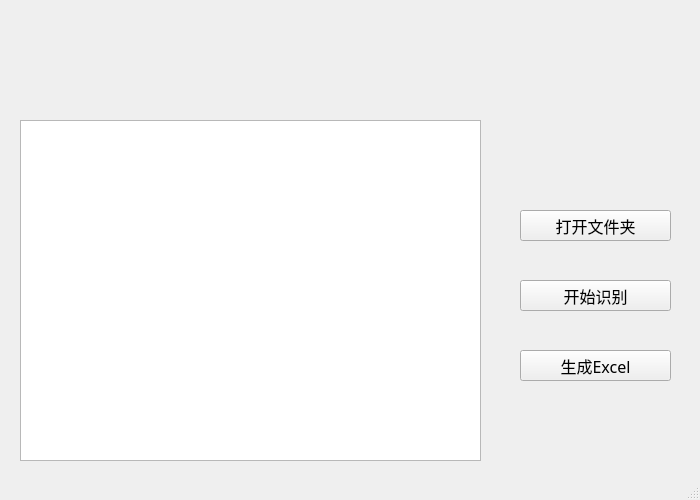
The window that AIVisitor/mainwindow.ui (HeJianhang/Software_Cup_OCR) describes before a commit, drawn with Qt 5.
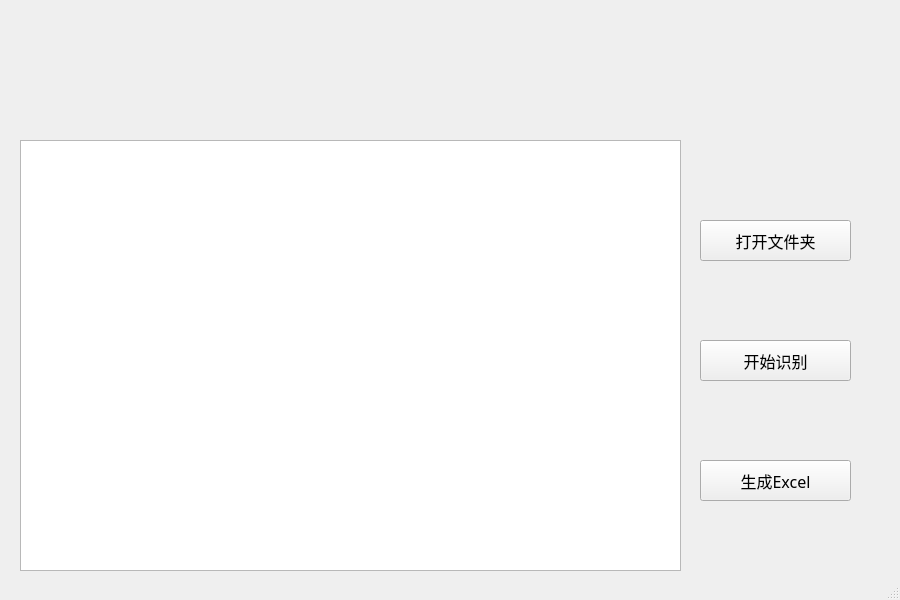
The same window after the commit.

The edit to the form file:
```diff
--- a/AIVisitor/mainwindow.ui
+++ b/AIVisitor/mainwindow.ui
@@ -6,8 +6,8 @@
    <rect>
     <x>0</x>
     <y>0</y>
-    <width>700</width>
-    <height>500</height>
+    <width>900</width>
+    <height>600</height>
    </rect>
   </property>
   <property name="font">
@@ -23,10 +23,10 @@
    <widget class="QPushButton" name="fileButton">
     <property name="geometry">
      <rect>
-      <x>520</x>
-      <y>210</y>
+      <x>700</x>
+      <y>220</y>
       <width>151</width>
-      <height>31</height>
+      <height>41</height>
      </rect>
     </property>
     <property name="font">
@@ -42,9 +42,9 @@
     <property name="geometry">
      <rect>
       <x>20</x>
-      <y>120</y>
-      <width>461</width>
-      <height>341</height>
+      <y>140</y>
+      <width>661</width>
+      <height>431</height>
      </rect>
     </property>
     <property name="baseSize">
@@ -62,10 +62,10 @@
    <widget class="QPushButton" name="checkButton">
     <property name="geometry">
      <rect>
-      <x>520</x>
-      <y>280</y>
+      <x>700</x>
+      <y>340</y>
       <width>151</width>
-      <height>31</height>
+      <height>41</height>
      </rect>
     </property>
     <property name="font">
@@ -80,10 +80,10 @@
    <widget class="QPushButton" name="excelButton">
     <property name="geometry">
      <rect>
-      <x>520</x>
-      <y>350</y>
+      <x>700</x>
+      <y>460</y>
       <width>151</width>
-      <height>31</height>
+      <height>41</height>
      </rect>
     </property>
     <property name="font">
```
